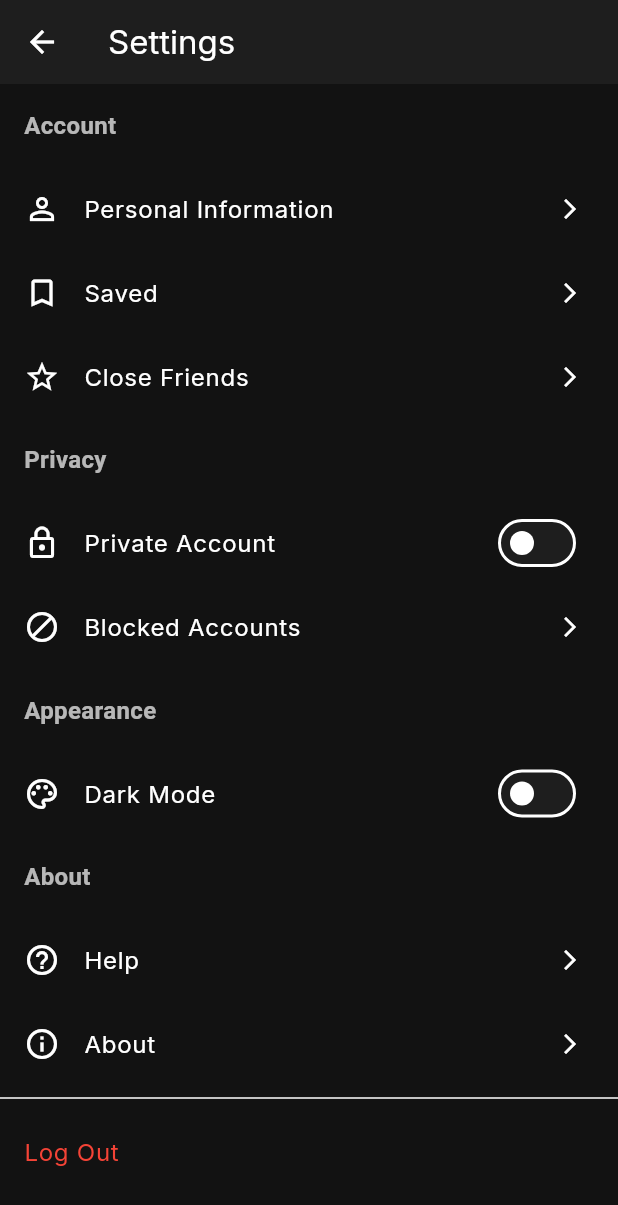
After one commit to HYPER12755/com.infected.insta-Flutter, a Flutter app: the screen it shows after launch, item 5 of the bottom bar chosen, scrolled down 230 dp, after a tap on the "settings" icon, on a phone screen of 412 x 824 dp. The commit adds this screen. Shown: the top 1205 px of the screen. Run offline on Flutter 3.47's test engine with Material 3 defaults, Android fonts, the phone set to English and light mode, and no system bars; our stand-ins replace cached_network_image, cloud_firestore, firebase_auth, firebase_core, firebase_storage, flutter_riverpod and 6 more; accounts and stored records are empty; network calls fail.

Commit message:
Changes before Firebase Studio auto-run

```diff
--- a/lib/features/profile/application/profile_provider.dart
+++ b/lib/features/profile/application/profile_provider.dart
@@ -24,7 +24,7 @@ class Profile {
 
 // A provider to manage the state of the user's profile.
 class ProfileProvider with ChangeNotifier {
-  Profile _profile = Profile(name: 'Your Name', username: 'YourUsername', bio: 'This is your bio!');
+  final Profile _profile = Profile(name: 'Your Name', username: 'YourUsername', bio: 'This is your bio!');
 
   Profile get profile => _profile;
 
@@ -46,9 +46,7 @@ class ProfileProvider with ChangeNotifier {
       }
 
       _profile.usernameChangeCount++;
-      if(_profile.usernameLastChanged == null) {
-        _profile.usernameLastChanged = now;
-      }
+      _profile.usernameLastChanged ??= now;
     }
 
     _profile.name = newName;
--- a/lib/features/profile/presentation/profile_screen.dart
+++ b/lib/features/profile/presentation/profile_screen.dart
@@ -1,6 +1,7 @@
 import 'package:flutter/material.dart';
 import 'package:myapp/features/profile/application/profile_provider.dart';
 import 'package:myapp/features/profile/presentation/edit_profile_screen.dart';
+import 'package:myapp/features/settings/presentation/settings_screen.dart';
 import 'package:provider/provider.dart';
 
 class ProfileScreen extends StatelessWidget {
@@ -17,7 +18,15 @@ class ProfileScreen extends StatelessWidget {
             title: Text(profile.username, style: const TextStyle(fontWeight: FontWeight.bold)),
             actions: [
               IconButton(onPressed: () {}, icon: const Icon(Icons.add_box_outlined)),
-              IconButton(onPressed: () {}, icon: const Icon(Icons.menu)),
+              IconButton(
+                onPressed: () {
+                  Navigator.push(
+                    context,
+                    MaterialPageRoute(builder: (context) => const SettingsScreen()),
+                  );
+                },
+                icon: const Icon(Icons.settings),
+              ),
             ],
           ),
           body: DefaultTabController(
--- /dev/null
+++ b/lib/features/settings/application/settings_provider.dart
@@ -0,0 +1,23 @@
+import 'package:flutter/material.dart';
+
+class SettingsProvider with ChangeNotifier {
+  bool _isPrivate = false;
+  ThemeMode _themeMode = ThemeMode.system;
+
+  bool get isPrivate => _isPrivate;
+  ThemeMode get themeMode => _themeMode;
+
+  void togglePrivateAccount() {
+    _isPrivate = !_isPrivate;
+    notifyListeners();
+  }
+
+  void toggleTheme() {
+    _themeMode = _themeMode == ThemeMode.light ? ThemeMode.dark : ThemeMode.light;
+    notifyListeners();
+  }
+
+  void logout() {
+    // In a real app, this would clear the user session.
+  }
+}
--- /dev/null
+++ b/lib/features/settings/presentation/settings_screen.dart
@@ -0,0 +1,173 @@
+import 'package:flutter/material.dart';
+import 'package:go_router/go_router.dart';
+import 'package:myapp/features/settings/application/settings_provider.dart';
+import 'package:provider/provider.dart';
+
+class SettingsScreen extends StatelessWidget {
+  const SettingsScreen({super.key});
+
+  void _showLogoutConfirmationDialog(BuildContext context) {
+    showDialog(
+      context: context,
+      builder: (BuildContext dialogContext) {
+        return AlertDialog(
+          title: const Text('Log Out'),
+          content: const Text('Are you sure you want to log out?'),
+          actions: <Widget>[
+            TextButton(
+              child: const Text('Cancel'),
+              onPressed: () {
+                Navigator.of(dialogContext).pop(); // Dismiss the dialog
+              },
+            ),
+            TextButton(
+              child: const Text('Log Out', style: TextStyle(color: Colors.red)),
+              onPressed: () {
+                Navigator.of(dialogContext).pop(); // Dismiss the dialog
+                // Perform the logout action
+                Provider.of<SettingsProvider>(context, listen: false).logout();
+                // Navigate to the login screen
+                context.go('/login');
+              },
+            ),
+          ],
+        );
+      },
+    );
+  }
+
+  @override
+  Widget build(BuildContext context) {
+    return Consumer<SettingsProvider>(
+      builder: (context, settingsProvider, child) {
+        return Scaffold(
+          appBar: AppBar(
+            title: const Text('Settings'),
+          ),
+          body: ListView(
+            children: [
+              const _SettingsSectionHeader(title: 'Account'),
+              _SettingsTile(
+                icon: Icons.person_outline,
+                title: 'Personal Information',
+                screen: const PlaceholderScreen(title: 'Personal Information'),
+              ),
+              _SettingsTile(
+                icon: Icons.bookmark_border,
+                title: 'Saved',
+                screen: const PlaceholderScreen(title: 'Saved'),
+              ),
+              _SettingsTile(
+                icon: Icons.star_border,
+                title: 'Close Friends',
+                screen: const PlaceholderScreen(title: 'Close Friends'),
+              ),
+              const _SettingsSectionHeader(title: 'Privacy'),
+              _SettingsTile(
+                icon: Icons.lock_outline,
+                title: 'Private Account',
+                trailing: Switch(
+                  value: settingsProvider.isPrivate,
+                  onChanged: (value) => settingsProvider.togglePrivateAccount(),
+                ),
+              ),
+              _SettingsTile(
+                icon: Icons.block,
+                title: 'Blocked Accounts',
+                screen: const PlaceholderScreen(title: 'Blocked Accounts'),
+              ),
+              const _SettingsSectionHeader(title: 'Appearance'),
+              _SettingsTile(
+                icon: Icons.color_lens_outlined,
+                title: 'Dark Mode',
+                trailing: Switch(
+                  value: settingsProvider.themeMode == ThemeMode.dark,
+                  onChanged: (value) => settingsProvider.toggleTheme(),
+                ),
+              ),
+              const _SettingsSectionHeader(title: 'About'),
+              _SettingsTile(
+                icon: Icons.help_outline,
+                title: 'Help',
+                screen: const PlaceholderScreen(title: 'Help'),
+              ),
+              _SettingsTile(
+                icon: Icons.info_outline,
+                title: 'About',
+                screen: const PlaceholderScreen(title: 'About'),
+              ),
+              const Divider(),
+              ListTile(
+                title: const Text('Log Out', style: TextStyle(color: Colors.red)),
+                onTap: () => _showLogoutConfirmationDialog(context),
+              ),
+            ],
+          ),
+        );
+      },
+    );
+  }
+}
+
+class _SettingsSectionHeader extends StatelessWidget {
+  final String title;
+
+  const _SettingsSectionHeader({required this.title});
+
+  @override
+  Widget build(BuildContext context) {
+    return Padding(
+      padding: const EdgeInsets.all(16.0),
+      child: Text(
+        title,
+        style: const TextStyle(fontWeight: FontWeight.bold, fontSize: 16),
+      ),
+    );
+  }
+}
+
+class _SettingsTile extends StatelessWidget {
+  final IconData icon;
+  final String title;
+  final Widget? screen;
+  final Widget? trailing;
+
+  const _SettingsTile({
+    required this.icon,
+    required this.title,
+    this.screen,
+    this.trailing,
+  });
+
+  @override
+  Widget build(BuildContext context) {
+    return ListTile(
+      leading: Icon(icon),
+      title: Text(title),
+      trailing: trailing ?? const Icon(Icons.arrow_forward_ios, size: 16),
+      onTap: () {
+        if (screen != null) {
+          Navigator.push(context, MaterialPageRoute(builder: (context) => screen!));
+        }
+      },
+    );
+  }
+}
+
+class PlaceholderScreen extends StatelessWidget {
+  final String title;
+
+  const PlaceholderScreen({super.key, required this.title});
+
+  @override
+  Widget build(BuildContext context) {
+    return Scaffold(
+      appBar: AppBar(
+        title: Text(title),
+      ),
+      body: Center(
+        child: Text('This is the $title screen.'),
+      ),
+    );
+  }
+}
--- a/lib/main.dart
+++ b/lib/main.dart
@@ -2,6 +2,7 @@ import 'package:firebase_core/firebase_core.dart';
 import 'package:flutter/material.dart';
 import 'package:google_fonts/google_fonts.dart';
 import 'package:myapp/features/profile/application/profile_provider.dart';
+import 'package:myapp/features/settings/application/settings_provider.dart';
 import 'package:myapp/router.dart';
 import 'package:provider/provider.dart';
 
@@ -83,12 +84,21 @@ class MyApp extends StatelessWidget {
       ),
     );
 
-    return ChangeNotifierProvider(
-      create: (context) => ProfileProvider(),
-      child: MaterialApp.router(
-        title: 'Auth Screen',
-        theme: darkTheme,
-        routerConfig: router,
+    return MultiProvider(
+      providers: [
+        ChangeNotifierProvider(create: (context) => ProfileProvider()),
+        ChangeNotifierProvider(create: (context) => SettingsProvider()),
+      ],
+      child: Consumer<SettingsProvider>(
+        builder: (context, settingsProvider, child) {
+          return MaterialApp.router(
+            title: 'Auth Screen',
+            theme: darkTheme,
+            darkTheme: darkTheme, // Explicitly set dark theme
+            themeMode: settingsProvider.themeMode,
+            routerConfig: router,
+          );
+        },
       ),
     );
   }
```
Also changed, not shown: lib/features/profile/presentation/edit_profile_screen.dart (+6 -2 lines), 1 other file.
